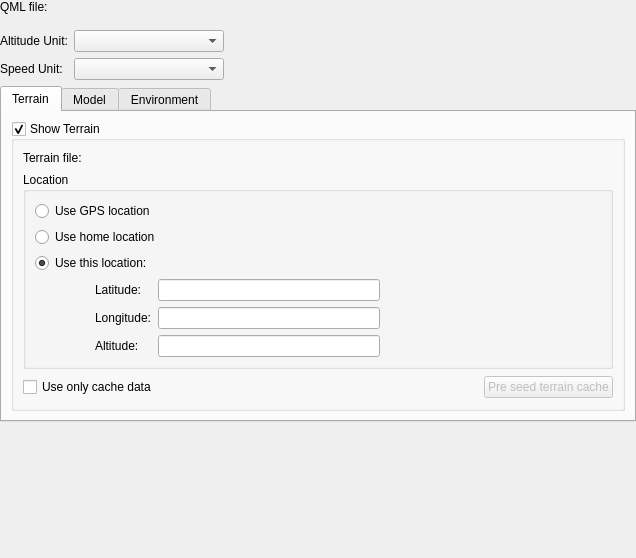
Above: ground/openpilotgcs/src/plugins/pfdqml/pfdqmlgadgetoptionspage.ui from librepilot/LibrePilot before the change. Below: the same form after it.
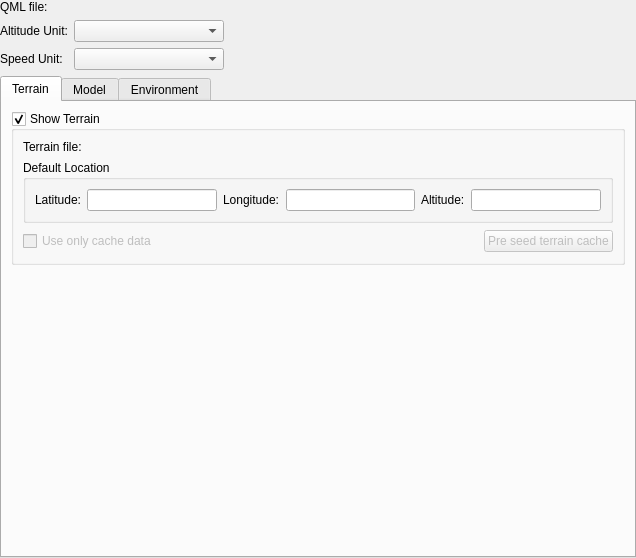
That is the form after the change. Custom widgets are drawn as their Qt base class.

Commit message: OP-1518 simplified position logic. new logic : use GPS position if there is a fix, else use home position if set, else use default location from options

```diff
--- a/ground/openpilotgcs/src/plugins/pfdqml/pfdqmlgadgetoptionspage.ui
+++ b/ground/openpilotgcs/src/plugins/pfdqml/pfdqmlgadgetoptionspage.ui
@@ -74,7 +74,7 @@
           <enum>QLayout::SetMaximumSize</enum>
          </property>
          <property name="bottomMargin">
-          <number>10</number>
+          <number>0</number>
          </property>
          <item>
           <widget class="QLabel" name="label">
@@ -184,89 +184,57 @@
               </item>
               <item>
                <widget class="QGroupBox" name="groupBox_2">
+                <property name="toolTip">
+                 <string>This location will be used if no GPS fix or Home location are available</string>
+                </property>
+                <property name="whatsThis">
+                 <string/>
+                </property>
                 <property name="title">
-                 <string>Location</string>
+                 <string>Default Location</string>
                 </property>
                 <layout class="QVBoxLayout" name="verticalLayout_9">
                  <item>
-                  <widget class="QRadioButton" name="useGPSLocation">
-                   <property name="text">
-                    <string>Use GPS location</string>
+                  <layout class="QHBoxLayout" name="horizontalLayout_9">
+                   <property name="spacing">
+                    <number>6</number>
                    </property>
-                  </widget>
-                 </item>
-                 <item>
-                  <widget class="QRadioButton" name="useHomeLocation">
-                   <property name="text">
-                    <string>Use home location</string>
-                   </property>
-                  </widget>
-                 </item>
-                 <item>
-                  <widget class="QRadioButton" name="usePredefinedLocation">
-                   <property name="text">
-                    <string>Use this location:</string>
-                   </property>
-                   <property name="checked">
-                    <bool>true</bool>
-                   </property>
-                  </widget>
-                 </item>
-                 <item>
-                  <layout class="QGridLayout" name="gridLayout">
                    <property name="leftMargin">
-                    <number>60</number>
+                    <number>0</number>
                    </property>
-                   <item row="0" column="0">
+                   <item>
                     <widget class="QLabel" name="label_3">
                      <property name="text">
                       <string>Latitude:</string>
                      </property>
                     </widget>
                    </item>
-                   <item row="2" column="1">
-                    <widget class="QLineEdit" name="altitude"/>
-                   </item>
-                   <item row="0" column="1">
+                   <item>
                     <widget class="QLineEdit" name="latitude"/>
                    </item>
-                   <item row="1" column="0">
+                   <item>
                     <widget class="QLabel" name="label_4">
                      <property name="text">
                       <string>Longitude:</string>
                      </property>
                     </widget>
                    </item>
-                   <item row="1" column="1">
+                   <item>
                     <widget class="QLineEdit" name="longitude"/>
                    </item>
-                   <item row="2" column="0">
+                   <item>
                     <widget class="QLabel" name="label_5">
                      <property name="text">
                       <string>Altitude:</string>
                      </property>
                     </widget>
                    </item>
-                   <item row="1" column="2">
-                    <spacer name="horizontalSpacer">
-                     <property name="orientation">
-                      <enum>Qt::Horizontal</enum>
-                     </property>
-                     <property name="sizeHint" stdset="0">
-                      <size>
-                       <width>40</width>
-                       <height>20</height>
-                      </size>
-                     </property>
-                    </spacer>
+                   <item>
+                    <widget class="QLineEdit" name="altitude"/>
                    </item>
                   </layout>
                  </item>
                 </layout>
-                <zorder>useGPSLocation</zorder>
-                <zorder>useHomeLocation</zorder>
-                <zorder>usePredefinedLocation</zorder>
-                <zorder></zorder>
                </widget>
               </item>
               <item>
@@ -274,7 +242,7 @@
                 <item>
                  <widget class="QCheckBox" name="useOnlyCache">
                   <property name="enabled">
-                   <bool>true</bool>
+                   <bool>false</bool>
                   </property>
                   <property name="text">
                    <string>Use only cache data</string>
@@ -312,6 +280,19 @@
              </layout>
             </widget>
            </item>
+           <item>
+            <spacer name="verticalSpacer">
+             <property name="orientation">
+              <enum>Qt::Vertical</enum>
+             </property>
+             <property name="sizeHint" stdset="0">
+              <size>
+               <width>20</width>
+               <height>121</height>
+              </size>
+             </property>
+            </spacer>
+           </item>
           </layout>
          </widget>
          <widget class="QWidget" name="tab_3">
@@ -532,19 +513,6 @@
          </widget>
         </widget>
        </item>
-       <item>
-        <spacer name="verticalSpacer">
-         <property name="orientation">
-          <enum>Qt::Vertical</enum>
-         </property>
-         <property name="sizeHint" stdset="0">
-          <size>
-           <width>20</width>
-           <height>121</height>
-          </size>
-         </property>
-        </spacer>
-       </item>
       </layout>
      </widget>
     </widget>
```
Left out of the diff: 51 changed lines with no effect on the pictures. The commit also changes 9 other files.
